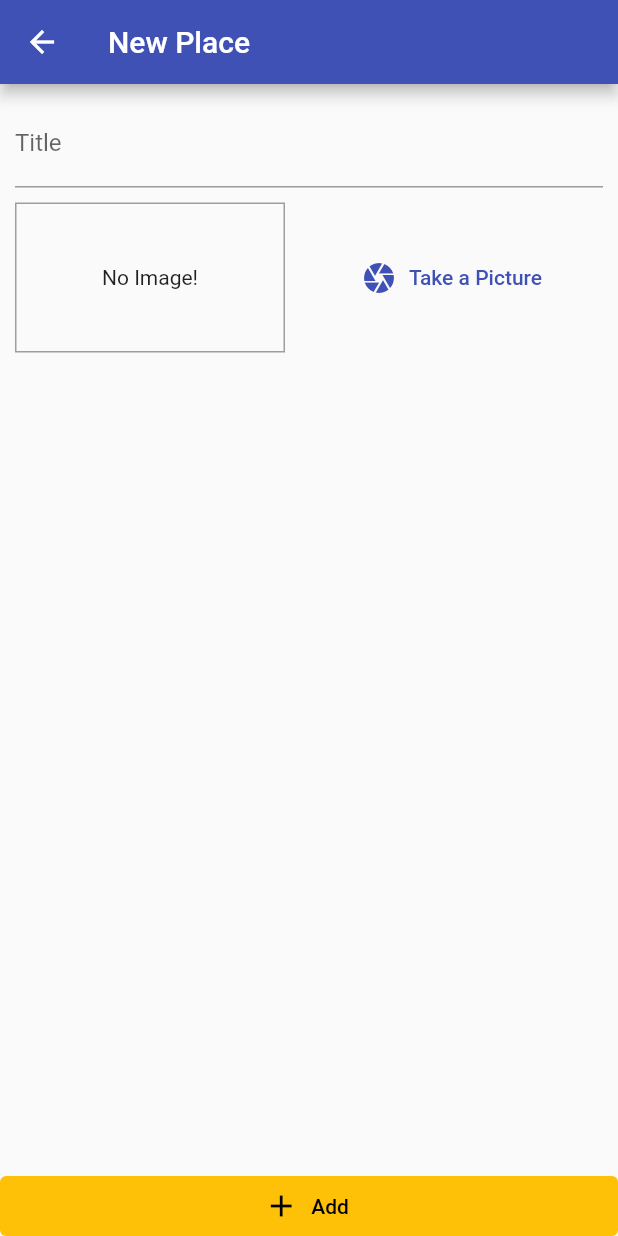
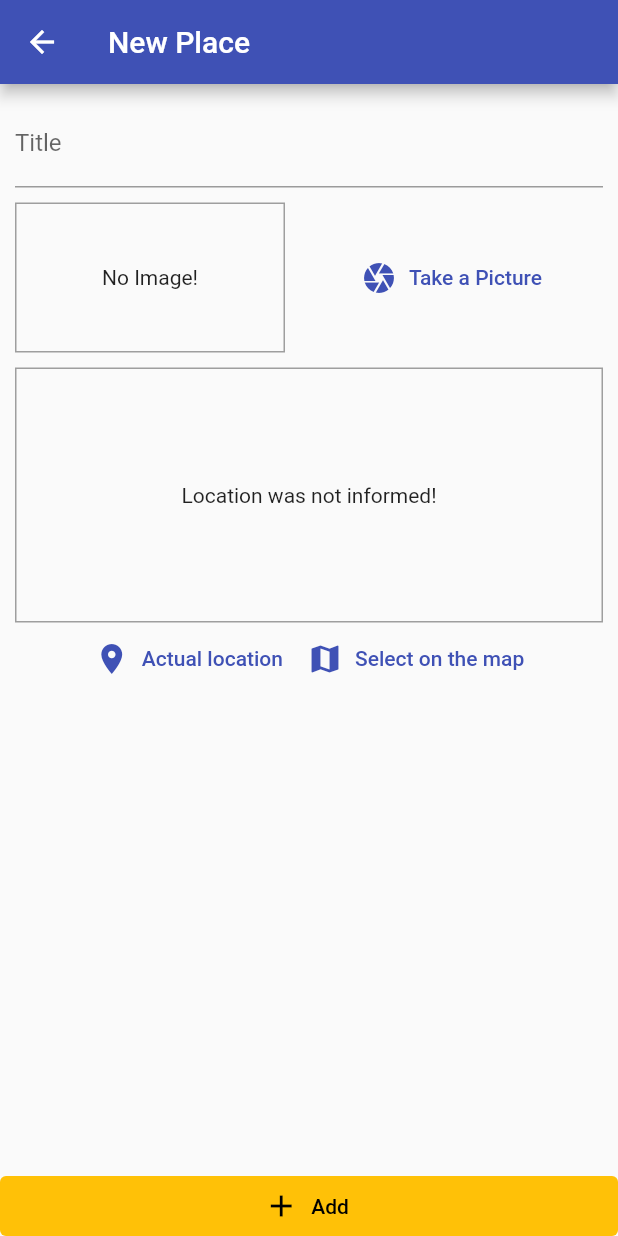
Before and after one commit to Luis020-hub/Places, a Flutter app: the PlaceFormScreen screen opened by its route, on a phone screen of 412 x 824 dp. Run offline on Flutter 3.47's test engine with Material 2 defaults, Android fonts, the phone set to English and light mode, and no system bars; our stand-ins replace image_picker, sqflite; accounts and stored records are empty.

Commit message:
25/03/2023
- Importando o novo widget.
- Criado o widget location_input.dart para pegar a localização de onde a foto foi tirada.

```diff
--- a/lib/screens/place_form_screen.dart
+++ b/lib/screens/place_form_screen.dart
@@ -3,6 +3,7 @@ import 'dart:io';
 import 'package:flutter/material.dart';
 import 'package:places/providers/great_places.dart';
 import 'package:places/widgets/image_input.dart';
+import 'package:places/widgets/location_input.dart';
 import 'package:provider/provider.dart';
 
 class PlaceFormScreen extends StatefulWidget {
@@ -56,6 +57,8 @@ class _PlaceFormScreenState extends State<PlaceFormScreen> {
                     ),
                     const SizedBox(height: 10),
                     ImageInput(_selectImage),
+                    const SizedBox(height: 10),
+                    const LocationInput(),
                   ],
                 ),
               ),
--- /dev/null
+++ b/lib/widgets/location_input.dart
@@ -0,0 +1,53 @@
+import 'package:flutter/material.dart';
+
+class LocationInput extends StatefulWidget {
+  const LocationInput({super.key});
+
+  @override
+  State<LocationInput> createState() => _LocationInputState();
+}
+
+class _LocationInputState extends State<LocationInput> {
+  String? _previewImageUrl;
+
+  @override
+  Widget build(BuildContext context) {
+    return Column(
+      children: [
+        Container(
+          height: 170,
+          width: double.infinity,
+          alignment: Alignment.center,
+          decoration: BoxDecoration(
+            border: Border.all(
+              width: 1,
+              color: Colors.grey,
+            ),
+          ),
+          child: _previewImageUrl == null
+              ? const Text('Location was not informed!')
+              : Image.network(
+                  _previewImageUrl!,
+                  fit: BoxFit.cover,
+                  width: double.infinity,
+                ),
+        ),
+        Row(
+          mainAxisAlignment: MainAxisAlignment.center,
+          children: [
+            TextButton.icon(
+              icon: const Icon(Icons.location_on),
+              label: const Text('Actual location'),
+              onPressed: () {},
+            ),
+            TextButton.icon(
+              icon: const Icon(Icons.map),
+              label: const Text('Select on the map'),
+              onPressed: () {},
+            ),
+          ],
+        )
+      ],
+    );
+  }
+}
```
